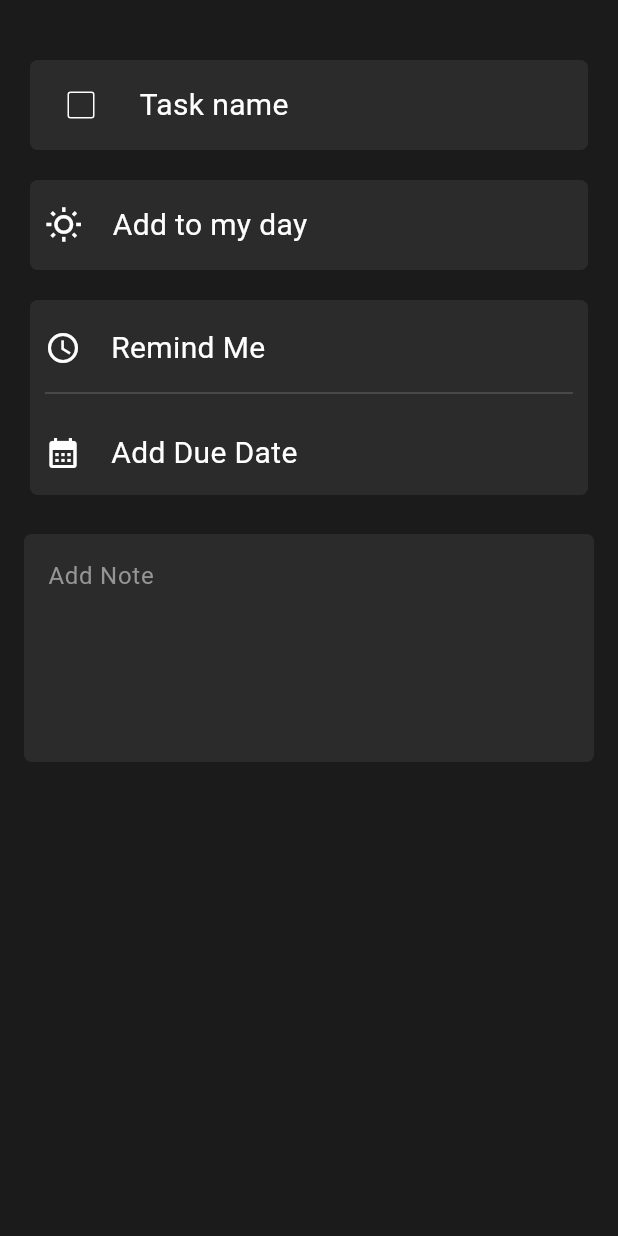
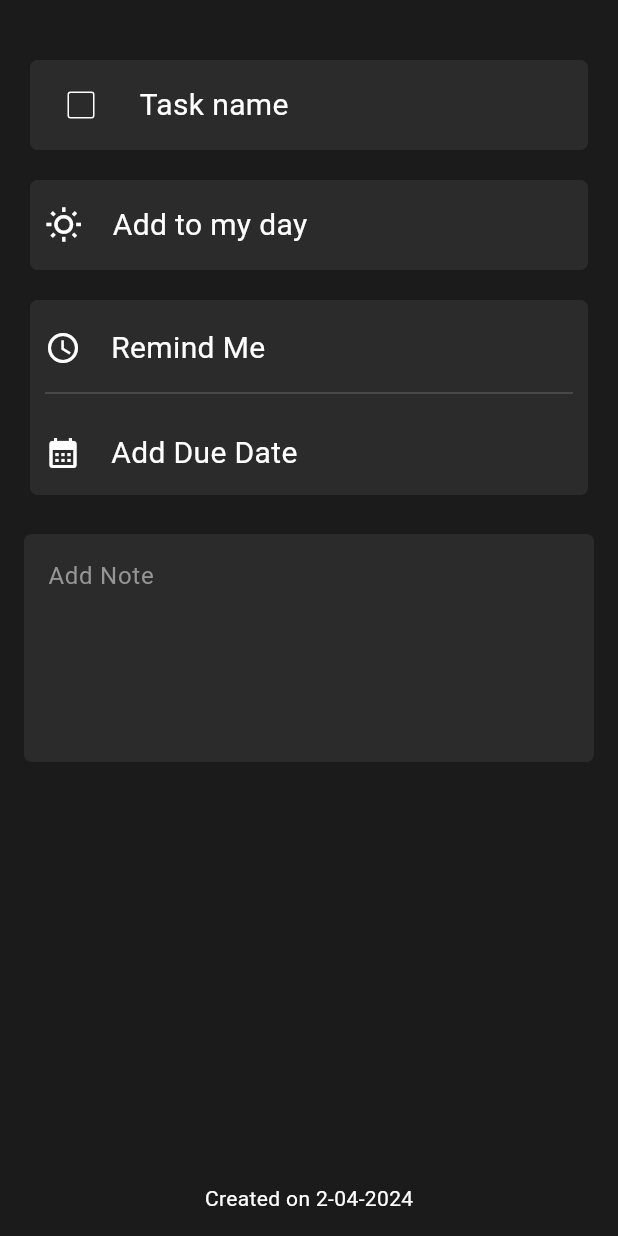
Before and after one commit to MRBRINE01/todo-list-flutter, a Flutter app: the screen it shows after launch, on a phone screen of 412 x 824 dp. Run offline on Flutter 3.47's test engine with Material 3 defaults, Android fonts, the phone set to English and light mode, and no system bars.

Commit message:
right panel done with constant colors and added one dependency for datepicker

```diff
--- a/frontend/todo_list/lib/core/constants.dart
+++ b/frontend/todo_list/lib/core/constants.dart
@@ -5,6 +5,12 @@ class Constants {
 
   static Color nonHoverColor = Color.fromARGB(255, 43, 43, 43);
   static Color hoverColor = Color.fromARGB(255, 63, 63, 63);
-
   static Color surfaceColor = Color.fromARGB(255, 27, 27, 27);
+  static Color textColor = Colors.white;
+  static Color infoContainerColor = Color.fromARGB(255, 43, 43, 43);
+  static Color hintTextColor = Color.fromARGB(255, 149, 149, 149);
+  static Color dividerColor = Color.fromARGB(255, 81, 81, 81);
+  static Color calender1Color =  Color.fromARGB(255, 223, 223, 223);
+  static Color calender2Color = Color.fromARGB(255, 160, 160, 160);
+  static Color calender3Color = Color.fromARGB(255, 181, 181, 181);
 }
--- a/frontend/todo_list/lib/views/right_panel.dart
+++ b/frontend/todo_list/lib/views/right_panel.dart
@@ -1,4 +1,6 @@
 import 'package:flutter/material.dart';
+import 'package:intl/intl.dart';
+import 'package:todo_list/core/constants.dart';
 
 class RightPanel extends StatefulWidget {
   const RightPanel({super.key});
@@ -10,22 +12,49 @@ class RightPanel extends StatefulWidget {
 class _RightPanelState extends State<RightPanel> {
   bool isChecked = false;
 
+  TextEditingController dateController = TextEditingController();
+  String? selectedDate;
+  String? apiDate = DateFormat('yyyy-MM-dd').format(DateTime.now());
+
+  Future<void> selectDate(BuildContext context) async {
+    DateTime? pickedDate = await showDatePicker(
+        context: context,
+        firstDate: DateTime(2000),
+        lastDate: DateTime(2100),
+        builder: (BuildContext context, Widget? child) {
+          return Theme(
+              data: ThemeData(
+                  colorScheme: ColorScheme.dark(
+                      primary: Constants.calender1Color,
+                      onPrimary: Constants.calender1Color,
+                      onSurface: Constants.calender1Color)
+                      ),
+              child: child!);
+        });
+
+    if (pickedDate != null) {
+      setState(() {
+        selectedDate = DateFormat('dd-MM-yyyy').format(pickedDate);
+
+        print("Selected Date: $selectedDate");
+      });
+    }
+  }
+
   @override
   Widget build(BuildContext context) {
     return Scaffold(
       body: Column(
         children: [
           Padding(
-            padding: const EdgeInsets.only(left: 20, right: 20, top: 40, bottom: 10),
+            padding:
+                const EdgeInsets.only(left: 20, right: 20, top: 40, bottom: 10),
             child: Container(
-
               decoration: BoxDecoration(
                 borderRadius: BorderRadius.circular(5),
-                color: Color.fromARGB(255, 43, 43, 43),
+                color: Constants.infoContainerColor,
               ),
-
               height: 60,
-
               child: Row(
                 children: [
                   Padding(
@@ -37,68 +66,69 @@ class _RightPanelState extends State<RightPanel> {
                           isChecked = value!;
                         });
                       },
-                        checkColor: Colors.white,
-                        side: BorderSide(color: Colors.white, width: 1),
-
+                      checkColor: Constants.textColor,
+                      side: BorderSide(color: Constants.textColor, width: 1),
                     ),
                   ),
                   Padding(
                     padding: const EdgeInsets.only(left: 5),
-                        child: Text("Task name",style: TextStyle(color: Colors.white,
+                    child: Text(
+                      "Task name",
+                      style: TextStyle(
+                        color: Constants.textColor,
                         fontSize: 20,
-                        decoration: isChecked ? TextDecoration.lineThrough : TextDecoration.none,
-                        decorationColor: Colors.white,
+                        decoration: isChecked
+                            ? TextDecoration.lineThrough
+                            : TextDecoration.none,
+                        decorationColor: Constants.textColor,
                         decorationThickness: 2,
-
                       ),
-
                     ),
                   ),
                 ],
               ),
             ),
           ),
-
-
           Padding(
-            padding: const EdgeInsets.only(left: 20, right: 20, top: 10, bottom: 10),
+            padding:
+                const EdgeInsets.only(left: 20, right: 20, top: 10, bottom: 10),
             child: Container(
-
               decoration: BoxDecoration(
                 borderRadius: BorderRadius.circular(5),
-                color: Color.fromARGB(255, 43, 43, 43),
+                color: Constants.infoContainerColor,
               ),
-
               height: 60,
-
               child: Row(
                 children: [
                   Padding(
                     padding: const EdgeInsets.all(10),
-                    child: Icon(Icons.wb_sunny_outlined, size: 25, color: Colors.white,),
+                    child: Icon(
+                      Icons.wb_sunny_outlined,
+                      size: 25,
+                      color: Constants.textColor,
+                    ),
                   ),
                   Padding(
                     padding: const EdgeInsets.only(left: 10),
-                        child: Text("Add to my day",style: TextStyle(color: Colors.white, fontSize: 20),
+                    child: Text(
+                      "Add to my day",
+                      style:
+                          TextStyle(color: Constants.textColor, fontSize: 20),
                     ),
                   ),
                 ],
               ),
             ),
           ),
-
-
-
           Padding(
-            padding: const EdgeInsets.only(left: 20, right: 20, top: 10, bottom: 10),
+            padding:
+                const EdgeInsets.only(left: 20, right: 20, top: 10, bottom: 10),
             child: Container(
               decoration: BoxDecoration(
                 borderRadius: BorderRadius.circular(5),
-                color: Color.fromARGB(255, 43, 43, 43),
+                color: Constants.infoContainerColor,
               ),
-
               height: 130,
-
               child: Column(
                 children: [
                   Padding(
@@ -107,22 +137,29 @@ class _RightPanelState extends State<RightPanel> {
                       children: [
                         Padding(
                           padding: const EdgeInsets.all(10),
-                          child: Icon(Icons.watch_later_outlined, color: Colors.white,),
+                          child: Icon(
+                            Icons.watch_later_outlined,
+                            color: Constants.textColor,
+                          ),
                         ),
                         Padding(
                           padding: const EdgeInsets.only(left: 10),
-                          child: Text("Remind Me", style: TextStyle(color: Colors.white, fontSize: 20),
+                          child: Text(
+                            "Remind Me",
+                            style: TextStyle(
+                                color: Constants.textColor, fontSize: 20),
                           ),
                         )
                       ],
                     ),
                   ),
                   Padding(
-                    padding: const EdgeInsets.only(right: 10,left: 10),
-                    child: Divider(thickness: 1, color: const Color.fromARGB(255, 81, 81, 81)
+                    padding: const EdgeInsets.only(right: 10, left: 10),
+                    child: Divider(thickness: 1, color: Constants.dividerColor),
                   ),
-                  ),
-                  Row(
+                  GestureDetector(
+                    onTap: () => selectDate(context),
+                    child: Row(
                       children: [
                         Padding(
                           padding: const EdgeInsets.only(top: 10),
@@ -130,36 +167,38 @@ class _RightPanelState extends State<RightPanel> {
                             children: [
                               Padding(
                                 padding: const EdgeInsets.all(10),
-                          child: Icon(Icons.calendar_month, color: Colors.white,),
+                                child: Icon(
+                                  Icons.calendar_month,
+                                  color: Constants.textColor,
+                                ),
                               ),
                               Padding(
                                 padding: const EdgeInsets.only(left: 10),
-                          child: Text("Add Due Date", style: TextStyle(color: Colors.white, fontSize: 20),
+                                child: Text(
+                                  selectedDate ?? "Add Due Date",
+                                  style: TextStyle(
+                                      color: Constants.textColor, fontSize: 20),
                                 ),
                               )
-
                             ],
                           ),
                         ),
                       ],
+                    ),
                   )
                 ],
               ),
-
-
             ),
           ),
-
           Padding(
             padding: EdgeInsets.all(16.0),
             child: TextField(
-            cursorColor: Colors.white,
+              cursorColor: Constants.textColor,
               decoration: InputDecoration(
                 hintText: "Add Note",
-              hintStyle: TextStyle(color: const Color.fromARGB(255, 149, 149, 149)
-              ),
+                hintStyle: TextStyle(color: Constants.hintTextColor),
                 filled: true,
-              fillColor: Color.fromARGB(255, 43, 43, 43),
+                fillColor: Constants.infoContainerColor,
                 border: OutlineInputBorder(
                   borderRadius: BorderRadius.circular(5),
                   borderSide: BorderSide.none,
@@ -167,9 +206,18 @@ class _RightPanelState extends State<RightPanel> {
               ),
               maxLines: 5,
               keyboardType: TextInputType.multiline,
-            style: TextStyle(fontSize: 16, color: Colors.white),
+              style: TextStyle(fontSize: 16, color: Constants.textColor),
             ),
           ),
+          Spacer(),
+          Row(
+            mainAxisAlignment: MainAxisAlignment.center,
+            children: [
+              Text("Created on 2-04-2024",
+                  style: TextStyle(color: Constants.textColor)),
+            ],
+          ),
+          SizedBox(height: 15),
         ],
       ),
     );
--- a/frontend/todo_list/pubspec.yaml
+++ b/frontend/todo_list/pubspec.yaml
@@ -14,6 +14,7 @@ dependencies:
 
   cupertino_icons: ^1.0.8
   http: ^1.3.0
+  intl: ^0.18.1
 
 dev_dependencies:
   flutter_test:
```
Lines whose indentation alone changed are shown as unchanged.
